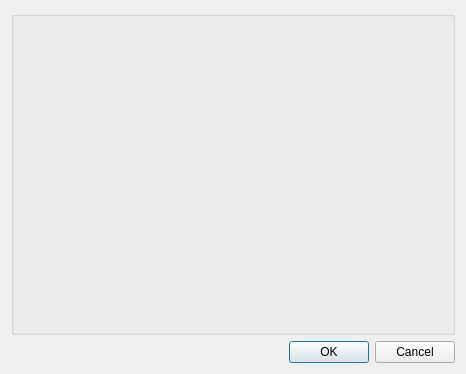
Before: the Qt Designer form ui/ui_base_form.ui in gltn/stdm, drawn with Qt 5.
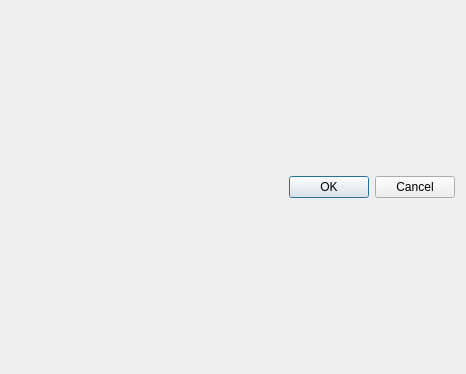
After: the same form once the commit is applied.

Commit message:
Merge branch 'custom_forms' of https://github.com/gltn/stdm-plugin into custom_forms
Conflicts:
	composer/document_generator.py

The edit to the form file:
```diff
--- a/ui/ui_base_form.ui
+++ b/ui/ui_base_form.ui
@@ -13,30 +13,24 @@
   <property name="windowTitle">
    <string>Dialog</string>
   </property>
-  <layout class="QVBoxLayout" name="verticalLayout">
-   <item>
+  <layout class="QGridLayout" name="gridLayout">
+   <item row="0" column="0">
     <layout class="QVBoxLayout" name="vlNotification"/>
    </item>
-   <item>
-    <widget class="QGroupBox" name="groupBox">
-     <property name="title">
-      <string/>
-     </property>
-     <layout class="QHBoxLayout" name="horizontalLayout">
-      <item>
+   <item row="1" column="0">
        <layout class="QFormLayout" name="frmLayout">
         <property name="sizeConstraint">
-         <enum>QLayout::SetMinimumSize</enum>
+      <enum>QLayout::SetFixedSize</enum>
         </property>
         <property name="fieldGrowthPolicy">
-         <enum>QFormLayout::ExpandingFieldsGrow</enum>
-        </property>
-       </layout>
-      </item>
-     </layout>
-    </widget>
-   </item>
-   <item>
+      <enum>QFormLayout::FieldsStayAtSizeHint</enum>
+     </property>
+     <property name="rowWrapPolicy">
+      <enum>QFormLayout::DontWrapRows</enum>
+     </property>
+    </layout>
+   </item>
+   <item row="2" column="0">
     <widget class="QDialogButtonBox" name="buttonBox">
      <property name="orientation">
       <enum>Qt::Horizontal</enum>
```
Lines whose indentation alone changed are shown as unchanged. The commit also changes 15 other files.
